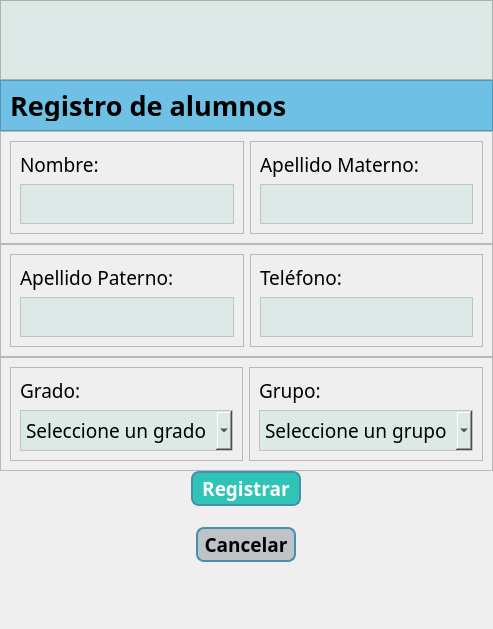
Qt form interfaces/regAlumn.ui (NotEruma/Scholary_Project) before a commit.
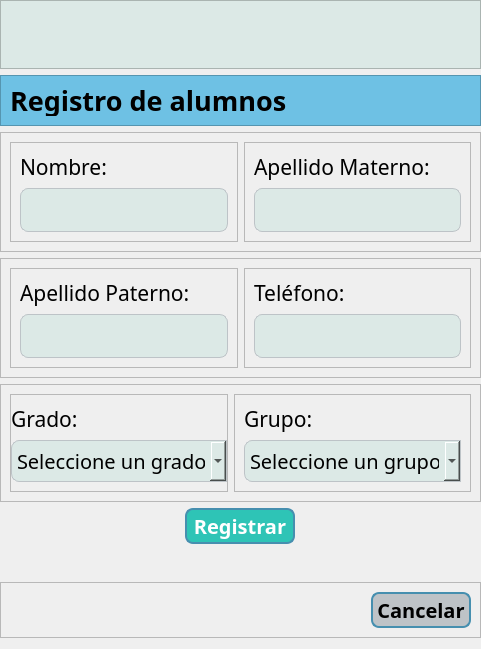
The same form after that commit. Icons and pictures are not drawn.

Diff of the .ui file:
```diff
--- a/interfaces/regAlumn.ui
+++ b/interfaces/regAlumn.ui
@@ -18,10 +18,7 @@
   <property name="windowTitle">
    <string>Dialog</string>
   </property>
-  <layout class="QVBoxLayout" name="verticalLayout_9">
-   <property name="spacing">
-    <number>0</number>
-   </property>
+  <layout class="QVBoxLayout" name="verticalLayout_8">
    <property name="leftMargin">
     <number>0</number>
    </property>
@@ -31,15 +28,12 @@
    <property name="rightMargin">
     <number>0</number>
    </property>
-   <property name="bottomMargin">
-    <number>0</number>
-   </property>
    <item>
     <widget class="QFrame" name="frame">
      <property name="maximumSize">
       <size>
        <width>16777215</width>
-       <height>80</height>
+       <height>69</height>
       </size>
      </property>
      <property name="styleSheet">
@@ -91,7 +85,7 @@
         <property name="minimumSize">
          <size>
           <width>333</width>
-          <height>70</height>
+          <height>65</height>
          </size>
         </property>
         <property name="maximumSize">
@@ -197,7 +191,7 @@
            <property name="font">
             <font>
              <family>Corbel</family>
-             <pointsize>14</pointsize>
+             <pointsize>16</pointsize>
             </font>
            </property>
            <property name="styleSheet">
@@ -213,18 +207,18 @@
           <widget class="QLineEdit" name="LNombre">
            <property name="font">
             <font>
-             <pointsize>-1</pointsize>
+             <pointsize>16</pointsize>
             </font>
            </property>
            <property name="styleSheet">
             <string notr="true">QLineEdit {
     color: #000000;
     border-width: 0.5px 0.5px 0.5px 0.5px;
+	border-radius: 8px;
     border-style: solid;
     border-color: #BDC3C7;
     padding: 5px;
     background: #DCE9E6;
-    font-size: 18px;
 }
 </string>
            </property>
@@ -247,7 +241,7 @@
            <property name="font">
             <font>
              <family>Corbel</family>
-             <pointsize>14</pointsize>
+             <pointsize>16</pointsize>
             </font>
            </property>
            <property name="styleSheet">
@@ -262,7 +256,7 @@
           <widget class="QLineEdit" name="LApellidoM">
            <property name="font">
             <font>
-             <pointsize>-1</pointsize>
+             <pointsize>16</pointsize>
             </font>
            </property>
            <property name="styleSheet">
@@ -273,7 +267,7 @@
     border-color: #BDC3C7;
     padding: 5px;
     background: #DCE9E6;
-    font-size: 18px;
+	border-radius: 8px;
 }
 
 </string>
@@ -309,7 +303,7 @@
            <property name="font">
             <font>
              <family>Corbel</family>
-             <pointsize>14</pointsize>
+             <pointsize>16</pointsize>
             </font>
            </property>
            <property name="styleSheet">
@@ -324,7 +318,7 @@
           <widget class="QLineEdit" name="LApellidoP">
            <property name="font">
             <font>
-             <pointsize>-1</pointsize>
+             <pointsize>16</pointsize>
             </font>
            </property>
            <property name="styleSheet">
@@ -335,7 +329,7 @@
     border-color: #BDC3C7;
     padding: 5px;
     background: #DCE9E6;
-    font-size: 18px;
+	border-radius: 8px;
 }
 </string>
            </property>
@@ -358,7 +352,7 @@
            <property name="font">
             <font>
              <family>Corbel</family>
-             <pointsize>14</pointsize>
+             <pointsize>16</pointsize>
             </font>
            </property>
            <property name="styleSheet">
@@ -373,7 +367,7 @@
           <widget class="QLineEdit" name="LTelefono">
            <property name="font">
             <font>
-             <pointsize>-1</pointsize>
+             <pointsize>16</pointsize>
             </font>
            </property>
            <property name="styleSheet">
@@ -384,7 +378,7 @@
     border-color: #BDC3C7;
     padding: 5px;
     background: #DCE9E6;
-    font-size: 18px;
+	border-radius: 8px;
 }
 </string>
            </property>
@@ -417,12 +411,18 @@
          <enum>QFrame::Raised</enum>
         </property>
         <layout class="QVBoxLayout" name="verticalLayout_5">
+         <property name="leftMargin">
+          <number>0</number>
+         </property>
+         <property name="rightMargin">
+          <number>0</number>
+         </property>
          <item>
           <widget class="QLabel" name="label_6">
            <property name="font">
             <font>
              <family>Corbel</family>
-             <pointsize>14</pointsize>
+             <pointsize>16</pointsize>
             </font>
            </property>
            <property name="styleSheet">
@@ -438,7 +438,7 @@
            <property name="font">
             <font>
              <family>Corbel</family>
-             <pointsize>14</pointsize>
+             <pointsize>15</pointsize>
             </font>
            </property>
            <property name="styleSheet">
@@ -449,6 +449,8 @@
     border-color: #BDC3C7;
     padding: 5px;
     background: #DCE9E6;
+	border-top-left-radius: 8px;
+    border-bottom-left-radius: 8px
 }</string>
            </property>
            <item>
@@ -490,7 +492,7 @@
            <property name="font">
             <font>
              <family>Corbel</family>
-             <pointsize>14</pointsize>
+             <pointsize>16</pointsize>
             </font>
            </property>
            <property name="styleSheet">
@@ -506,7 +508,7 @@
            <property name="font">
             <font>
              <family>Corbel</family>
-             <pointsize>14</pointsize>
+             <pointsize>15</pointsize>
             </font>
            </property>
            <property name="styleSheet">
@@ -517,6 +519,8 @@
     border-color: #BDC3C7;
     padding: 5px;
     background: #DCE9E6;
+	border-top-left-radius: 8px;
+    border-bottom-left-radius: 8px;
 }</string>
            </property>
            <item>
@@ -568,7 +572,7 @@
      <property name="font">
       <font>
        <family>Corbel</family>
-       <pointsize>14</pointsize>
+       <pointsize>15</pointsize>
        <weight>75</weight>
        <bold>true</bold>
       </font>
@@ -600,36 +604,6 @@
      </property>
     </spacer>
    </item>
-   <item alignment="Qt::AlignHCenter">
-    <widget class="QPushButton" name="btnCancelar">
-     <property name="minimumSize">
-      <size>
-       <width>100</width>
-       <height>0</height>
-      </size>
-     </property>
-     <property name="font">
-      <font>
-       <family>Corbel</family>
-       <pointsize>14</pointsize>
-       <weight>75</weight>
-       <bold>true</bold>
-      </font>
-     </property>
-     <property name="styleSheet">
-      <string notr="true">QPushButton {
-    background-color: #BEC3C7; 
-    border: 2px solid #468FAF; 
-    color: #000000;
-    border-radius: 8px;
-    padding: 2px;
-}</string>
-     </property>
-     <property name="text">
-      <string>Cancelar</string>
-     </property>
-    </widget>
-   </item>
    <item>
     <spacer name="verticalSpacer_3">
      <property name="orientation">
@@ -645,9 +619,15 @@
    </item>
    <item>
     <widget class="QLabel" name="lbError">
+     <property name="minimumSize">
+      <size>
+       <width>0</width>
+       <height>26</height>
+      </size>
+     </property>
      <property name="font">
       <font>
-       <pointsize>14</pointsize>
+       <pointsize>16</pointsize>
        <weight>75</weight>
        <bold>true</bold>
       </font>
@@ -676,6 +656,61 @@
      </property>
     </spacer>
    </item>
+   <item>
+    <widget class="QFrame" name="frame_12">
+     <property name="frameShape">
+      <enum>QFrame::StyledPanel</enum>
+     </property>
+     <property name="frameShadow">
+      <enum>QFrame::Raised</enum>
+     </property>
+     <layout class="QHBoxLayout" name="horizontalLayout_5">
+      <item>
+       <spacer name="horizontalSpacer_3">
+        <property name="orientation">
+         <enum>Qt::Horizontal</enum>
+        </property>
+        <property name="sizeHint" stdset="0">
+         <size>
+          <width>40</width>
+          <height>20</height>
+         </size>
+        </property>
+       </spacer>
+      </item>
+      <item alignment="Qt::AlignHCenter">
+       <widget class="QPushButton" name="btnCancelar">
+        <property name="minimumSize">
+         <size>
+          <width>100</width>
+          <height>0</height>
+         </size>
+        </property>
+        <property name="font">
+         <font>
+          <family>Corbel</family>
+          <pointsize>15</pointsize>
+          <weight>75</weight>
+          <bold>true</bold>
+         </font>
+        </property>
+        <property name="styleSheet">
+         <string notr="true">QPushButton {
+    background-color: #BEC3C7; 
+    border: 2px solid #468FAF; 
+    color: #000000;
+    border-radius: 8px;
+    padding: 2px;
+}</string>
+        </property>
+        <property name="text">
+         <string>Cancelar</string>
+        </property>
+       </widget>
+      </item>
+     </layout>
+    </widget>
+   </item>
   </layout>
  </widget>
  <resources>
```
